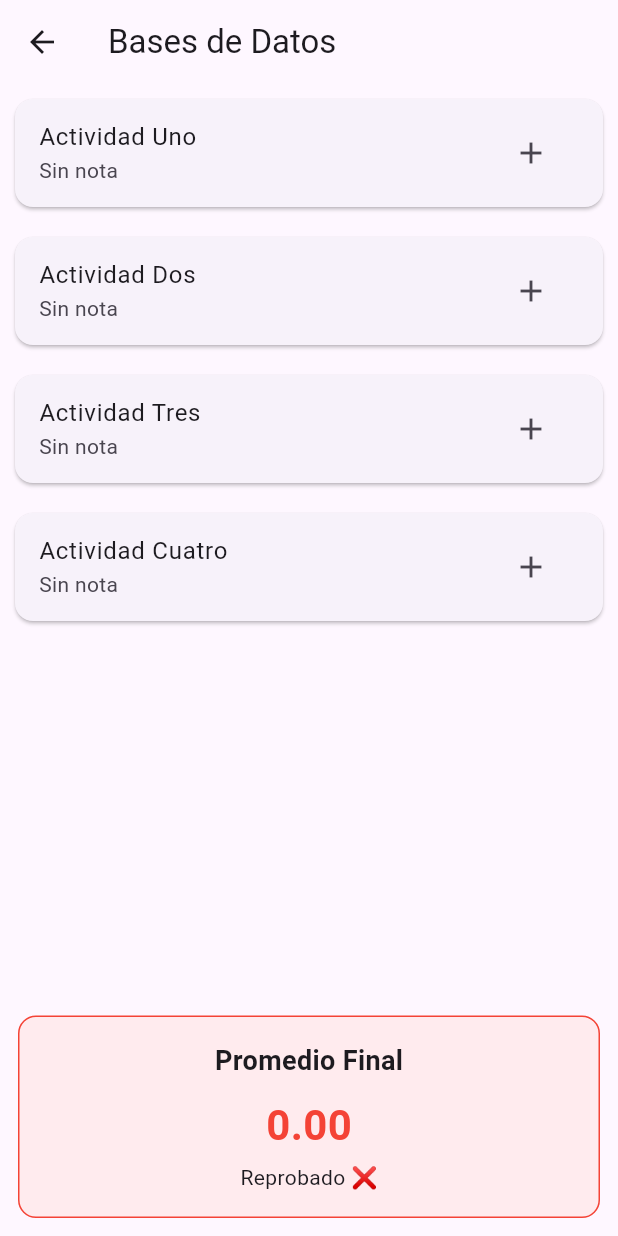
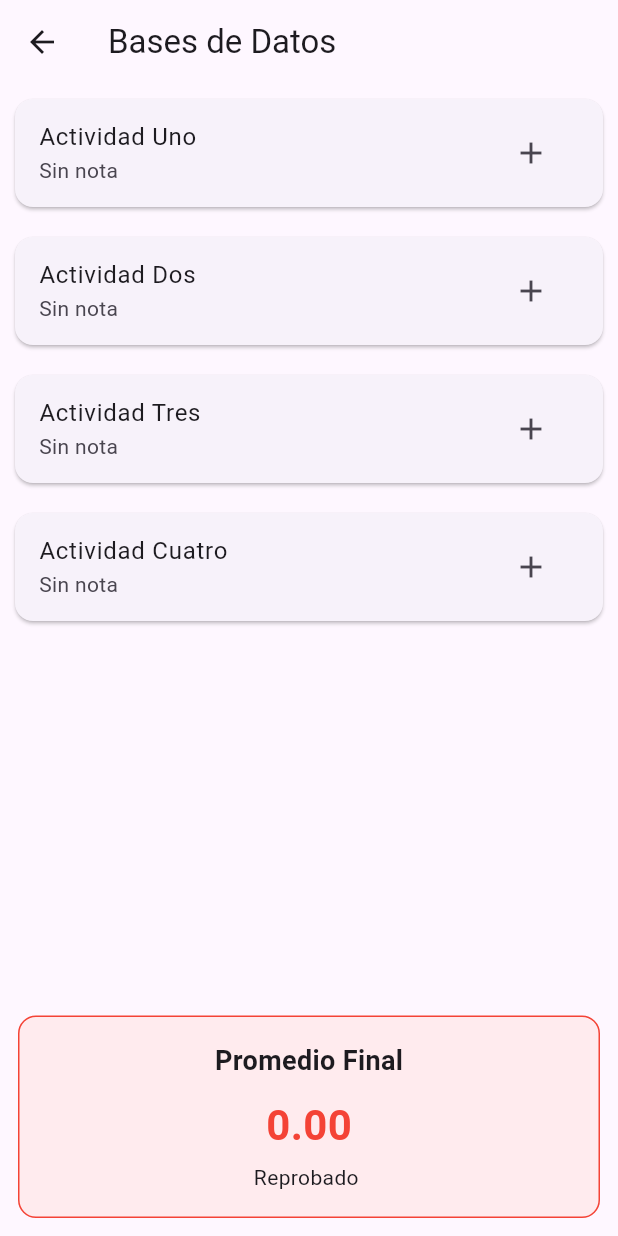
Before and after one commit to programadornelson/gestor_notas, a Flutter app: the ActividadesScreen screen opened directly, on a phone screen of 412 x 824 dp. Run offline on Flutter 3.47's test engine with Material 3 defaults, Android fonts, the phone set to English and light mode, and no system bars; our stand-ins replace connectivity_plus, sqflite, supabase_flutter; accounts and stored records are empty.

Commit message:
Proyecto inicial notas app con Supabase y SQLite

```diff
--- a/lib/ActividadesScreen.dart
+++ b/lib/ActividadesScreen.dart
@@ -35,7 +35,7 @@ class _ActividadesScreenState extends State<ActividadesScreen> {
     sincronizar();
   }
 
-  // ================= SINCRONIZAR =================
+  //  SINCRONIZAR
   Future<void> sincronizar() async {
     final db = DatabaseHelper.instance;
     final user = supabase.auth.currentUser;
@@ -56,7 +56,7 @@ class _ActividadesScreenState extends State<ActividadesScreen> {
     }
   }
 
-  // ================= OBTENER NOTAS =================
+  //  OBTENER NOTAS
   Future<List<Map<String, dynamic>>> _obtenerNotas() async {
     final db = DatabaseHelper.instance;
     final user = supabase.auth.currentUser;
@@ -216,7 +216,7 @@ class _ActividadesScreenState extends State<ActividadesScreen> {
     return total / 4;
   }
 
-  // ================= UI =================
+  //  UI
   @override
   Widget build(BuildContext context) {
     return Scaffold(
@@ -278,7 +278,7 @@ class _ActividadesScreenState extends State<ActividadesScreen> {
                 ),
               ),
 
-              // ================= PROMEDIO =================
+              //  PROMEDIO
               Container(
                 width: double.infinity,
                 padding: const EdgeInsets.all(16),
@@ -313,7 +313,7 @@ class _ActividadesScreenState extends State<ActividadesScreen> {
                     ),
                     const SizedBox(height: 5),
                     Text(
-                      promedio >= 3 ? "Aprobado ✅" : "Reprobado ❌",
+                      promedio >= 3 ? "Aprobado " : "Reprobado ",
                     ),
                   ],
                 ),
--- a/lib/LoginScreen.dart
+++ b/lib/LoginScreen.dart
@@ -71,7 +71,7 @@ class _LoginScreenState extends State<LoginScreen> {
         ScaffoldMessenger.of(context).showSnackBar(
           const SnackBar(content: Text("Login exitoso")),
         );
-        // 👉 AQUÍ VA LA NAVEGACIÓN (IMPORTANTE)
+        //  AQUÍ VA LA NAVEGACIÓN (IMPORTANTE)
         Navigator.pushReplacement(
           context,
           MaterialPageRoute(
```
Also changed, not shown: lib/database_helper.dart (+0 -7 lines), pubspec.lock.
